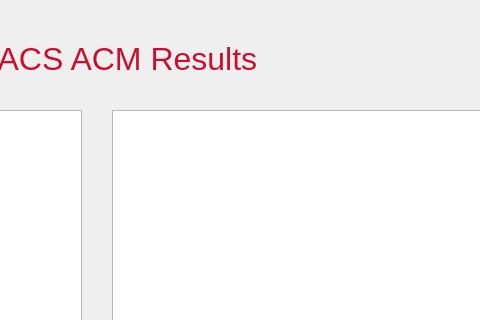
cameronhawtin/Animal-Farm-cuACS, file cuACS/viewmatches.ui: the form before one commit; both pictures show x 418 to 898 and y 0 to 320 of the 1030 by 750 pixel window.
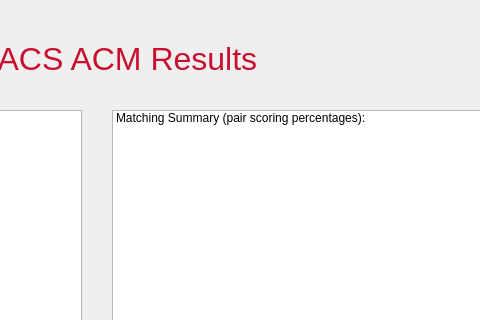
The form after the commit.

The edit to the form file:
```diff
--- a/cuACS/viewmatches.ui
+++ b/cuACS/viewmatches.ui
@@ -214,6 +214,11 @@
      <height>580</height>
     </rect>
    </property>
+   <item>
+    <property name="text">
+     <string>Matching Summary (pair scoring percentages):</string>
+    </property>
+   </item>
   </widget>
  </widget>
  <resources/>
```
